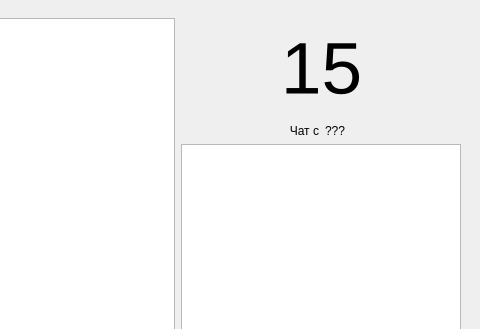
Above: Sea_Battle_Client/UI/mainwindow.ui from Bananka123321/Sea_Battle before the change; both pictures show x 480 to 960 and y 0 to 329 of the 960 by 720 pixel window. Below: the same form after it.
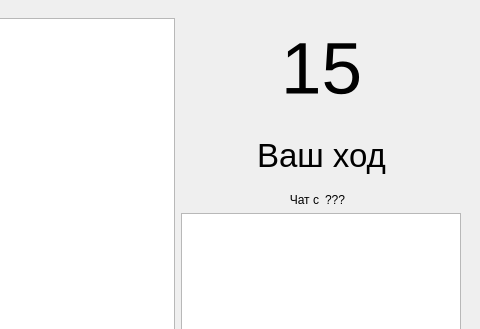
That is the form after the change. The open tabs and pages were chosen to show the change. Icons and pictures are not drawn.

```diff
--- a/Sea_Battle_Client/UI/mainwindow.ui
+++ b/Sea_Battle_Client/UI/mainwindow.ui
@@ -864,6 +864,27 @@
                 </property>
                </widget>
               </item>
+              <item>
+               <widget class="QLabel" name="MoveLabel">
+                <property name="minimumSize">
+                 <size>
+                  <width>26</width>
+                  <height>63</height>
+                 </size>
+                </property>
+                <property name="font">
+                 <font>
+                  <pointsize>25</pointsize>
+                 </font>
+                </property>
+                <property name="text">
+                 <string>Ваш ход</string>
+                </property>
+                <property name="alignment">
+                 <set>Qt::AlignmentFlag::AlignCenter</set>
+                </property>
+               </widget>
+              </item>
               <item>
                <layout class="QHBoxLayout" name="horizontalLayout_10">
                 <item>
```
Left out of the diff: 2 changed lines with no effect on the pictures.
